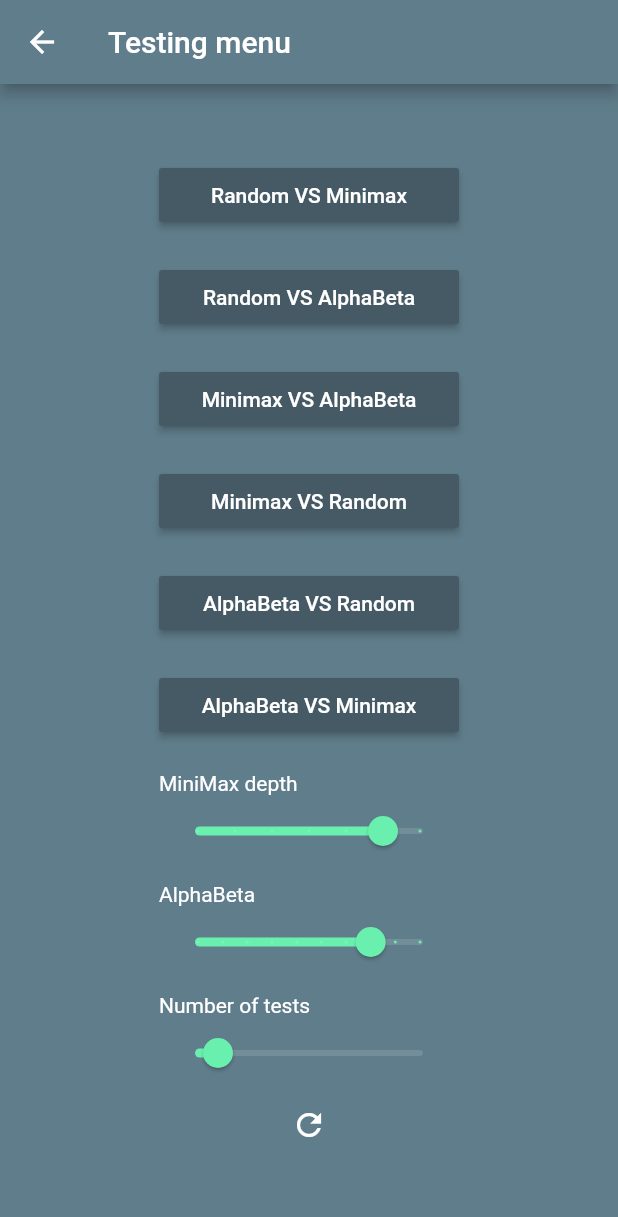
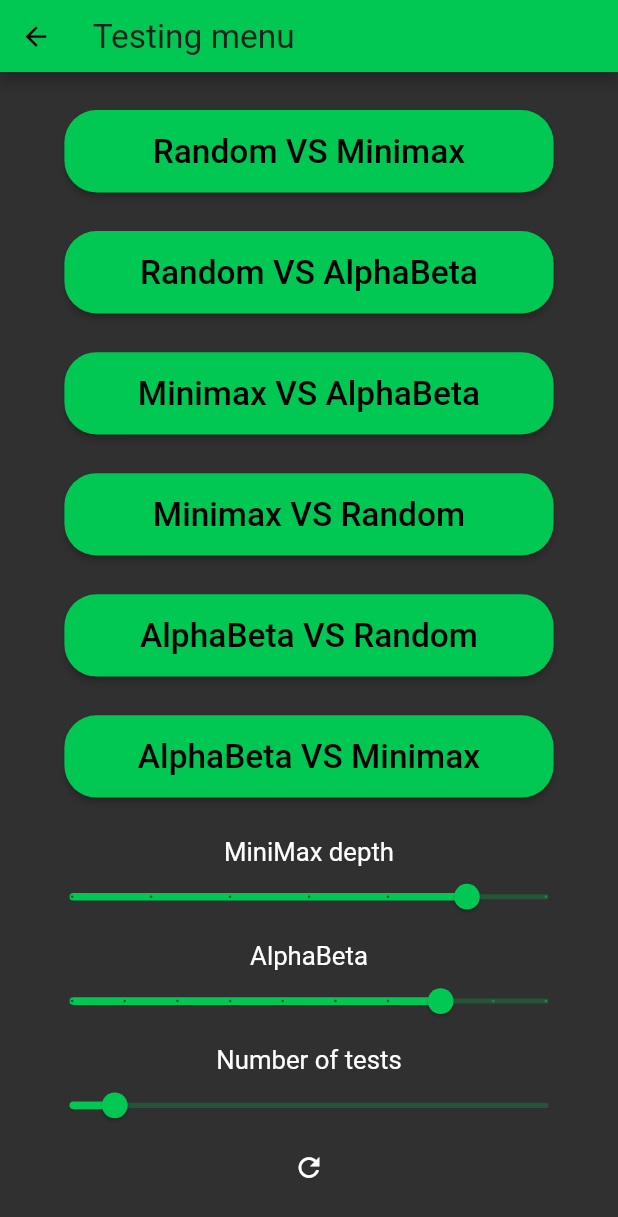
Before and after one commit to Ethirallan/Connect4, a Flutter app: the TestMenu screen opened directly, on a phone screen of 412 x 824 dp. Shown: the top 1217 px of the screen. Run offline on Flutter 3.47's test engine with Material 2 defaults, Android fonts, the phone set to English and light mode, and no system bars; our stand-ins replace flutter_hooks, hooks_riverpod, page_transition, responsive_framework; Roboto replaces fonts that are missing (Neue Haas Grotesk Display Pro).

Commit message:
Responsive design (web, mobile), color theme

```diff
--- a/lib/pages/test_menu.dart
+++ b/lib/pages/test_menu.dart
@@ -1,57 +1,51 @@
 import 'package:connect4/app.dart';
 import 'package:connect4/models/player.dart';
 import 'package:connect4/pages/game.dart';
+import 'package:connect4/widgets/menu_button.dart';
 import 'package:flutter/material.dart';
 import 'package:flutter_hooks/flutter_hooks.dart';
 import 'package:hooks_riverpod/all.dart';
+import 'package:page_transition/page_transition.dart';
 
 class TestMenu extends HookWidget {
   @override
   Widget build(BuildContext context) {
     final boardStateNotifier = useProvider(boardParamsStateProvider);
-    final boardParams = useProvider(boardParamsStateProvider.state);
+    final spacing = useState(30.0);
     return Scaffold(
       appBar: AppBar(
         title: Text('Testing menu'),
-        backgroundColor: Colors.blueGrey,
       ),
-      backgroundColor: Colors.blueGrey,
       body: Container(
         child: Center(
-          child: SizedBox(
-            width: 200,
+          child: SingleChildScrollView(
             child: Column(
               mainAxisAlignment: MainAxisAlignment.center,
               crossAxisAlignment: CrossAxisAlignment.stretch,
               children: [
-                RaisedButton(
-                    child: Text('Random VS Minimax'),
-                    color: Colors.blueGrey[700],
-                    textColor: Colors.white,
-                    onPressed: () {
+                MenuButton(
+                  label: 'Random VS Minimax',
+                  fun: () {
                     boardStateNotifier.prepareGame(Player.random, Player.minimax, true);
                     Navigator.push(
                       context,
-                        MaterialPageRoute(
-                          builder: (context) => Game(
+                      PageTransition(type: PageTransitionType.fade, child: Game(
                         title: 'Random VS Minimax',
                       ),
                       ),
                     );
-                    }),
+                  },
+                ),
                 SizedBox(
-                  height: 20,
+                  height: spacing.value,
                 ),
-                RaisedButton(
-                  child: Text('Random VS AlphaBeta'),
-                  color: Colors.blueGrey[700],
-                  textColor: Colors.white,
-                  onPressed: () {
+                MenuButton(
+                  label: 'Random VS AlphaBeta',
+                  fun: () {
                     boardStateNotifier.prepareGame(Player.random, Player.alphaBeta, true);
                     Navigator.push(
                       context,
-                      MaterialPageRoute(
-                        builder: (context) => Game(
+                      PageTransition(type: PageTransitionType.fade, child: Game(
                         title: 'Random VS AlphaBeta',
                       ),
                       ),
@@ -59,18 +53,15 @@ class TestMenu extends HookWidget {
                   },
                 ),
                 SizedBox(
-                  height: 20,
+                  height: spacing.value,
                 ),
-                RaisedButton(
-                  child: Text('Minimax VS AlphaBeta'),
-                  color: Colors.blueGrey[700],
-                  textColor: Colors.white,
-                  onPressed: () {
+                MenuButton(
+                  label: 'Minimax VS AlphaBeta',
+                  fun: () {
                     boardStateNotifier.prepareGame(Player.minimax, Player.alphaBeta, true);
                     Navigator.push(
                       context,
-                      MaterialPageRoute(
-                        builder: (context) => Game(
+                      PageTransition(type: PageTransitionType.fade, child: Game(
                         title: 'Minimax VS AlphaBeta',
                       ),
                       ),
@@ -78,18 +69,15 @@ class TestMenu extends HookWidget {
                   },
                 ),
                 SizedBox(
-                  height: 20,
+                  height: spacing.value,
                 ),
-                RaisedButton(
-                  child: Text('Minimax VS Random'),
-                  color: Colors.blueGrey[700],
-                  textColor: Colors.white,
-                  onPressed: () {
+                MenuButton(
+                  label: 'Minimax VS Random',
+                  fun: () {
                     boardStateNotifier.prepareGame(Player.minimax, Player.random, true);
                     Navigator.push(
                       context,
-                      MaterialPageRoute(
-                        builder: (context) => Game(
+                      PageTransition(type: PageTransitionType.fade, child: Game(
                         title: 'Minimax VS Random',
                       ),
                       ),
@@ -97,18 +85,15 @@ class TestMenu extends HookWidget {
                   },
                 ),
                 SizedBox(
-                  height: 20,
+                  height: spacing.value,
                 ),
-                RaisedButton(
-                  child: Text('AlphaBeta VS Random'),
-                  color: Colors.blueGrey[700],
-                  textColor: Colors.white,
-                  onPressed: () {
+                MenuButton(
+                  label: 'AlphaBeta VS Random',
+                  fun: () {
                     boardStateNotifier.prepareGame(Player.alphaBeta, Player.random, true);
                     Navigator.push(
                       context,
-                      MaterialPageRoute(
-                        builder: (context) => Game(
+                      PageTransition(type: PageTransitionType.fade, child: Game(
                         title: 'AlphaBeta VS Random',
                       ),
                       ),
@@ -116,18 +101,15 @@ class TestMenu extends HookWidget {
                   },
                 ),
                 SizedBox(
-                  height: 20,
+                  height: spacing.value,
                 ),
-                RaisedButton(
-                  child: Text('AlphaBeta VS Minimax'),
-                  color: Colors.blueGrey[700],
-                  textColor: Colors.white,
-                  onPressed: () {
+                MenuButton(
+                  label: 'AlphaBeta VS Minimax',
+                  fun: () {
                     boardStateNotifier.prepareGame(Player.alphaBeta, Player.minimax, true);
                     Navigator.push(
                       context,
-                      MaterialPageRoute(
-                        builder: (context) => Game(
+                      PageTransition(type: PageTransitionType.fade, child: Game(
                         title: 'AlphaBeta VS Minimax',
                       ),
                       ),
@@ -135,12 +117,31 @@ class TestMenu extends HookWidget {
                   },
                 ),
                 SizedBox(
-                  height: 20,
+                  height: spacing.value,
                 ),
-                Text('MiniMax depth', style: TextStyle(color: Colors.white,),),
+                Sliders(),
+              ],
+            ),
+          ),
+        ),
+      ),
+    );
+  }
+}
+
+class Sliders extends HookWidget {
+  const Sliders({Key key}) : super(key: key);
+
+  @override
+  Widget build(BuildContext context) {
+    final boardStateNotifier = useProvider(boardParamsStateProvider);
+    final boardParams = useProvider(boardParamsStateProvider.state);
+    return Padding(
+      padding: EdgeInsets.symmetric(horizontal: 30),
+      child: Column(
+        children: [
+          Text('MiniMax depth'),
           Slider(
-                  activeColor: Colors.greenAccent,
-                  inactiveColor: Colors.white12,
             min: 1,
             max: 6,
             divisions: 6,
@@ -153,10 +154,8 @@ class TestMenu extends HookWidget {
           SizedBox(
             height: 10,
           ),
-                Text('AlphaBeta', style: TextStyle(color: Colors.white,),),
+          Text('AlphaBeta'),
           Slider(
-                  activeColor: Colors.greenAccent,
-                  inactiveColor: Colors.white12,
             min: 1,
             max: 9,
             divisions: 9,
@@ -169,10 +168,8 @@ class TestMenu extends HookWidget {
           SizedBox(
             height: 10,
           ),
-                Text('Number of tests', style: TextStyle(color: Colors.white,),),
+          Text('Number of tests'),
           Slider(
-                  activeColor: Colors.greenAccent,
-                  inactiveColor: Colors.white12,
             min: 1,
             max: 100,
             divisions: 100,
@@ -191,9 +188,6 @@ class TestMenu extends HookWidget {
           ),
         ],
       ),
-          ),
-        ),
-      ),
     );
   }
 }
--- a/lib/providers/board_change_notifier.dart
+++ b/lib/providers/board_change_notifier.dart
@@ -8,7 +8,6 @@ import 'package:connect4/widgets/game_over_dialog.dart';
 import 'package:flutter/material.dart';
 
 class BoardChangeNotifier extends ChangeNotifier {
-  final GlobalKey gameKey = new GlobalKey();
   List<List<int>> _board;
 
   // Settings
@@ -194,8 +193,6 @@ class BoardChangeNotifier extends ChangeNotifier {
         Future.delayed(Duration(milliseconds: 1000), () {
           _nextTest();
         });
-      } else {
-        gameOverDialog(gameKey.currentContext, winText, newGame);
       }
     });
   }
--- a/lib/widgets/grid_cell.dart
+++ b/lib/widgets/grid_cell.dart
@@ -19,8 +19,10 @@ class GridCell extends StatelessWidget {
       duration: Duration(milliseconds: 300),
       curve: Curves.easeIn,
       margin: EdgeInsets.all(4),
-      height: 40,
-      width: 40,
+      height: MediaQuery.of(context).size.width > 1000 ? 70 : 50,
+      width: MediaQuery.of(context).size.width > 1000 ? 70 : 50,
+      // height: MediaQuery.of(context).size.width / 10,
+      // width: MediaQuery.of(context).size.width / 10,
       decoration: BoxDecoration(
         border: Border.all(
           width: 5,
--- /dev/null
+++ b/lib/widgets/menu_button.dart
@@ -0,0 +1,17 @@
+import 'package:flutter/material.dart';
+
+class MenuButton extends StatelessWidget {
+  final String label;
+  final VoidCallback fun;
+  MenuButton({this.label, this.fun});
+  @override
+  Widget build(BuildContext context) {
+    return Padding(
+      padding: EdgeInsets.symmetric(horizontal: 50,),
+      child: RaisedButton(
+        child: Text(label),
+        onPressed: fun,
+      ),
+    );
+  }
+}
```
Also changed, not shown: lib/app.dart (+40 -0 lines), lib/helpers/swatch_helper.dart (added, +21 -0 lines), lib/pages/game.dart (+5 -5 lines), lib/pages/game_menu.dart (+16 -28 lines), lib/pages/main_menu.dart (+32 -34 lines), pubspec.yaml (+8 -5 lines), assets/icon.png (added), pubspec.lock, 22 other files. Lines whose indentation alone changed are shown as unchanged.
